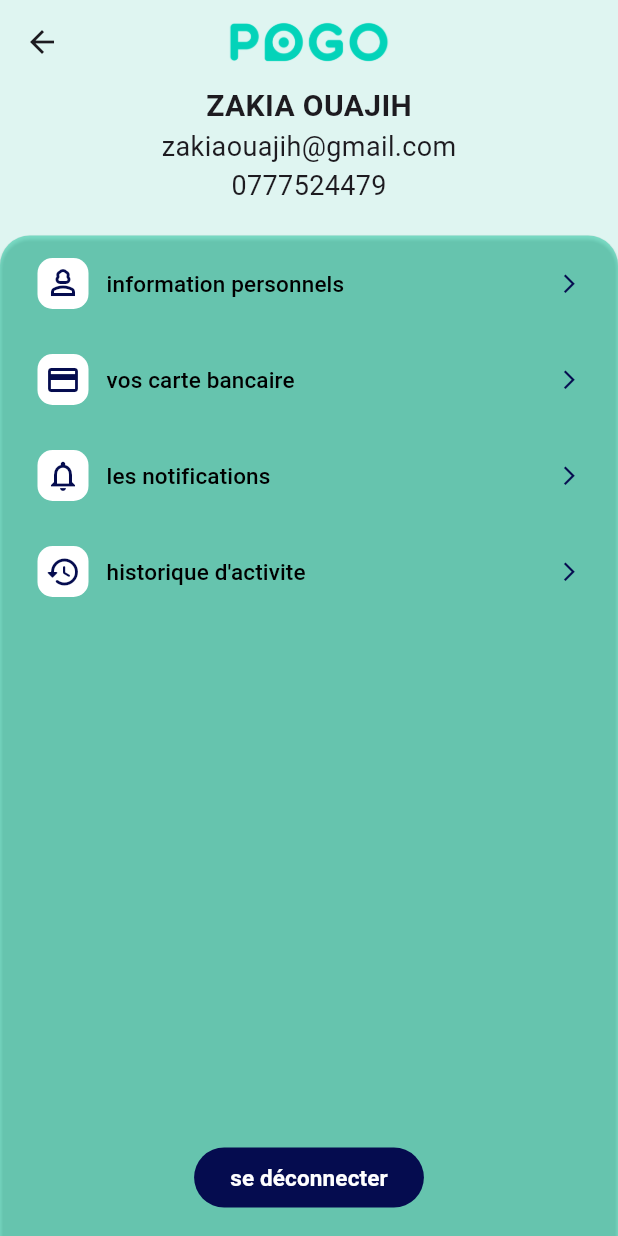
After one commit to abderrahmane0402/pogo_app, a Flutter app: the Profile screen opened by its route, on a phone screen of 412 x 824 dp. The commit adds this screen. Run offline on Flutter 3.47's test engine with Material 3 defaults, Android fonts, the phone set to English and light mode, and no system bars.

Commit message:
finish update profile page

```diff
--- /dev/null
+++ b/lib/pages/profile_page.dart
@@ -0,0 +1,144 @@
+import 'package:flutter/cupertino.dart';
+import 'package:flutter/material.dart';
+import 'package:flutter/rendering.dart';
+import 'package:flutter/widgets.dart';
+
+class Profile extends StatefulWidget {
+  const Profile({super.key});
+
+  @override
+  State<Profile> createState() => _ProfileState();
+}
+
+class _ProfileState extends State<Profile> {
+  @override
+  Widget build(BuildContext context) {
+    return Scaffold(
+      backgroundColor: const Color.fromRGBO(223, 245, 241, 1.0),
+      appBar: AppBar(
+        centerTitle: true,
+        backgroundColor: const Color.fromRGBO(223, 245, 241, 1.0),
+        title: Image.asset('assets/images/pogo.png', width: 120, height: 60),
+      ),
+      body: SizedBox(
+        width: double.infinity,
+        child: Column(
+          mainAxisAlignment: MainAxisAlignment.start,
+          children: [
+            const Text(
+              "ZAKIA OUAJIH",
+              style: TextStyle(
+                fontSize: 20,
+                fontWeight: FontWeight.bold,
+              ),
+            ),
+            const Text("zakiaouajih@gmail.com", style: TextStyle(fontSize: 18)),
+            const Text("0777524479", style: TextStyle(fontSize: 18)),
+            const SizedBox(height: 20),
+            Expanded(
+              child: SizedBox(
+                width: double.infinity,
+                child: Card(
+                  clipBehavior: Clip.antiAlias,
+                  margin: const EdgeInsets.all(0),
+                  color: const Color.fromRGBO(63, 207, 173, 0.61),
+                  shape: const RoundedRectangleBorder(
+                      borderRadius: BorderRadius.only(
+                          topLeft: Radius.circular(20),
+                          topRight: Radius.circular(20))),
+                  child: Column(
+                    children: [
+                      const MenuItem(
+                        icon: Icons.person_3_outlined,
+                        title: "information personnels",
+                        href: "infoPersonnels",
+                      ),
+                      const MenuItem(
+                        icon: Icons.payment_outlined,
+                        title: "vos carte bancaire",
+                        href: "",
+                      ),
+                      const MenuItem(
+                        icon: Icons.notifications_outlined,
+                        title: "les notifications",
+                        href: "",
+                      ),
+                      const MenuItem(
+                        icon: Icons.history_rounded,
+                        title: "historique d'activite",
+                        href: "",
+                      ),
+                      Expanded(
+                          child: Column(
+                        mainAxisAlignment: MainAxisAlignment.end,
+                        children: [
+                          Padding(
+                            padding: const EdgeInsets.all(15.0),
+                            child: FilledButton(
+                              onPressed: () {
+                                Navigator.pushNamed(context, '/beforeLogin');
+                              },
+                              style: const ButtonStyle(
+                                  backgroundColor: MaterialStatePropertyAll(
+                                      Color.fromRGBO(5, 12, 79, 1))),
+                              child: const Text(
+                                "se déconnecter",
+                                style: TextStyle(
+                                    fontSize: 15,
+                                    fontWeight: FontWeight.bold,
+                                    color: Colors.white),
+                              ),
+                            ),
+                          ),
+                        ],
+                      ))
+                    ],
+                  ),
+                ),
+              ),
+            )
+          ],
+        ),
+      ),
+    );
+  }
+}
+
+class MenuItem extends StatelessWidget {
+  final IconData icon;
+  final String title;
+  final String href;
+  const MenuItem(
+      {super.key, required this.icon, required this.title, required this.href});
+
+  @override
+  Widget build(BuildContext context) {
+    return MenuItemButton(
+      style: const ButtonStyle(
+          padding: MaterialStatePropertyAll(
+              EdgeInsets.symmetric(horizontal: 25, vertical: 15))),
+      onPressed: () => Navigator.pushNamed(context, href),
+      leadingIcon: Container(
+        padding: const EdgeInsets.all(5),
+        decoration: BoxDecoration(
+          borderRadius: BorderRadius.circular(10.0),
+          color: Colors.white,
+        ),
+        child: Icon(
+          icon,
+          color: Color.fromRGBO(5, 12, 79, 1),
+        ),
+      ),
+      trailingIcon: const Icon(
+        Icons.arrow_forward_ios_outlined,
+        size: 15,
+        color: Color.fromRGBO(5, 12, 79, 1),
+      ),
+      child: Text(
+        title,
+        style: const TextStyle(
+            fontSize: 15, fontWeight: FontWeight.w500, color: Colors.black),
+      ),
+    );
+  }
+}
--- a/lib/pages/register_page.dart
+++ b/lib/pages/register_page.dart
@@ -1,14 +1,14 @@
 import 'package:flutter/material.dart';
 
 void main() {
-  runApp(Register());
+  runApp(const Register());
 }
 
 class Register extends StatefulWidget {
   const Register({Key? key}) : super(key: key);
 
   @override
-  _RegisterState createState() => _RegisterState();
+  State<Register> createState() => _RegisterState();
 }
 
 class _RegisterState extends State<Register> {
```
Also changed, not shown: lib/main.dart (+8 -3 lines), lib/pages/info_personnel.dart (added, +154 -0 lines).
